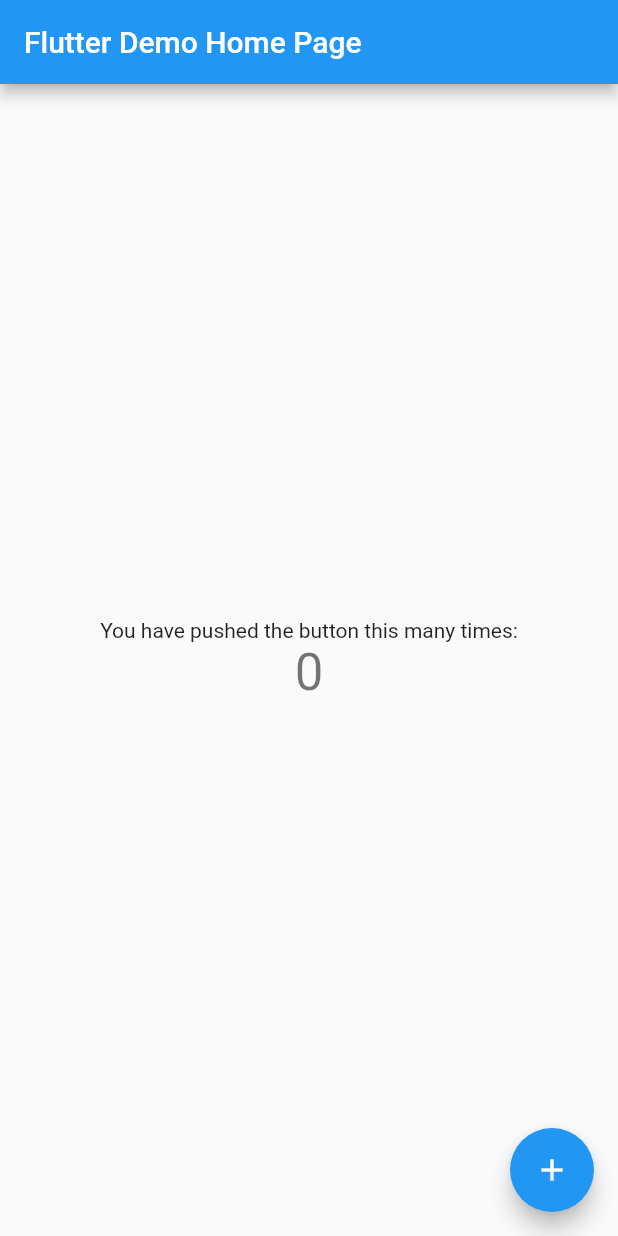
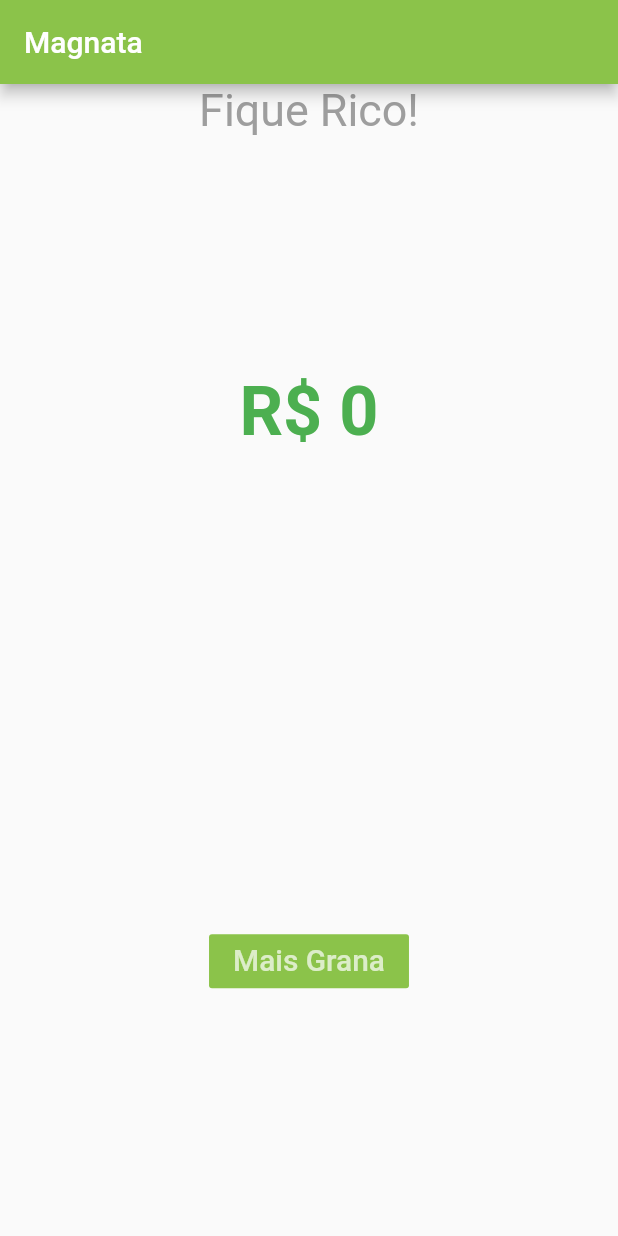
Before and after one commit to mikaelboff/flutter-magnata, a Flutter app: the screen it shows after launch, on a phone screen of 412 x 824 dp. Run offline on Flutter 3.47's test engine with Material 2 defaults, Android fonts, the phone set to English and light mode, and no system bars.

```diff
--- a/lib/main.dart
+++ b/lib/main.dart
@@ -1,111 +1,4 @@
 import 'package:flutter/material.dart';
+import 'package:magnata/ui/magnata.dart';
 
-void main() => runApp(MyApp());
-
-class MyApp extends StatelessWidget {
-  // This widget is the root of your application.
-  @override
-  Widget build(BuildContext context) {
-    return MaterialApp(
-      title: 'Flutter Demo',
-      theme: ThemeData(
-        // This is the theme of your application.
-        //
-        // Try running your application with "flutter run". You'll see the
-        // application has a blue toolbar. Then, without quitting the app, try
-        // changing the primarySwatch below to Colors.green and then invoke
-        // "hot reload" (press "r" in the console where you ran "flutter run",
-        // or simply save your changes to "hot reload" in a Flutter IDE).
-        // Notice that the counter didn't reset back to zero; the application
-        // is not restarted.
-        primarySwatch: Colors.blue,
-      ),
-      home: MyHomePage(title: 'Flutter Demo Home Page'),
-    );
-  }
-}
-
-class MyHomePage extends StatefulWidget {
-  MyHomePage({Key key, this.title}) : super(key: key);
-
-  // This widget is the home page of your application. It is stateful, meaning
-  // that it has a State object (defined below) that contains fields that affect
-  // how it looks.
-
-  // This class is the configuration for the state. It holds the values (in this
-  // case the title) provided by the parent (in this case the App widget) and
-  // used by the build method of the State. Fields in a Widget subclass are
-  // always marked "final".
-
-  final String title;
-
-  @override
-  _MyHomePageState createState() => _MyHomePageState();
-}
-
-class _MyHomePageState extends State<MyHomePage> {
-  int _counter = 0;
-
-  void _incrementCounter() {
-    setState(() {
-      // This call to setState tells the Flutter framework that something has
-      // changed in this State, which causes it to rerun the build method below
-      // so that the display can reflect the updated values. If we changed
-      // _counter without calling setState(), then the build method would not be
-      // called again, and so nothing would appear to happen.
-      _counter++;
-    });
-  }
-
-  @override
-  Widget build(BuildContext context) {
-    // This method is rerun every time setState is called, for instance as done
-    // by the _incrementCounter method above.
-    //
-    // The Flutter framework has been optimized to make rerunning build methods
-    // fast, so that you can just rebuild anything that needs updating rather
-    // than having to individually change instances of widgets.
-    return Scaffold(
-      appBar: AppBar(
-        // Here we take the value from the MyHomePage object that was created by
-        // the App.build method, and use it to set our appbar title.
-        title: Text(widget.title),
-      ),
-      body: Center(
-        // Center is a layout widget. It takes a single child and positions it
-        // in the middle of the parent.
-        child: Column(
-          // Column is also layout widget. It takes a list of children and
-          // arranges them vertically. By default, it sizes itself to fit its
-          // children horizontally, and tries to be as tall as its parent.
-          //
-          // Invoke "debug painting" (press "p" in the console, choose the
-          // "Toggle Debug Paint" action from the Flutter Inspector in Android
-          // Studio, or the "Toggle Debug Paint" command in Visual Studio Code)
-          // to see the wireframe for each widget.
-          //
-          // Column has various properties to control how it sizes itself and
-          // how it positions its children. Here we use mainAxisAlignment to
-          // center the children vertically; the main axis here is the vertical
-          // axis because Columns are vertical (the cross axis would be
-          // horizontal).
-          mainAxisAlignment: MainAxisAlignment.center,
-          children: <Widget>[
-            Text(
-              'You have pushed the button this many times:',
-            ),
-            Text(
-              '$_counter',
-              style: Theme.of(context).textTheme.display1,
-            ),
-          ],
-        ),
-      ),
-      floatingActionButton: FloatingActionButton(
-        onPressed: _incrementCounter,
-        tooltip: 'Increment',
-        child: Icon(Icons.add),
-      ), // This trailing comma makes auto-formatting nicer for build methods.
-    );
-  }
-}
+void main() => runApp(new MaterialApp(home: new Magnata()));
--- /dev/null
+++ b/lib/ui/magnata.dart
@@ -0,0 +1,69 @@
+import 'package:flutter/material.dart';
+import 'dart:math';
+
+class Magnata extends StatefulWidget {
+  @override
+  _MagnataState createState() => _MagnataState();
+}
+
+class _MagnataState extends State<Magnata> {
+  int _contadorDeGrana = 0;
+
+  void _mandaGrana() {
+    setState(() {
+      // Responsável por atualizar a tela com o valor
+      _contadorDeGrana = _contadorDeGrana + new Random().nextInt(5000);
+    });
+  }
+
+  @override
+  Widget build(BuildContext context) {
+    return Scaffold(
+      appBar: AppBar(
+        title: Text("Magnata"),
+        backgroundColor: Colors.lightGreen,
+      ),
+      body: Container(
+        child: new Column(
+          children: <Widget>[
+            Center(
+              child: Text(
+                "Fique Rico!",
+                style: TextStyle(
+                    color: Colors.grey,
+                    fontWeight: FontWeight.w400,
+                    fontSize: 29.9),
+              ),
+            ),
+            Expanded(
+              child: Center(
+                child: Text(
+                  "R\$ $_contadorDeGrana",
+                  style: TextStyle(
+                      fontSize: 45.6,
+                      color: _contadorDeGrana > 300000
+                          ? Colors.amber
+                          : Colors.green,
+                      fontWeight: FontWeight.w600),
+                ),
+              ),
+            ),
+            Expanded(
+              child: Center(
+                child: FlatButton(
+                  onPressed: () => _mandaGrana(),
+                  textColor: Colors.white70,
+                  color: Colors.lightGreen,
+                  child: Text(
+                    "Mais Grana",
+                    style: TextStyle(fontSize: 19.9),
+                  ),
+                ),
+              ),
+            )
+          ],
+        ),
+      ),
+    );
+  }
+}
```
Also changed, not shown: 1 other file.
